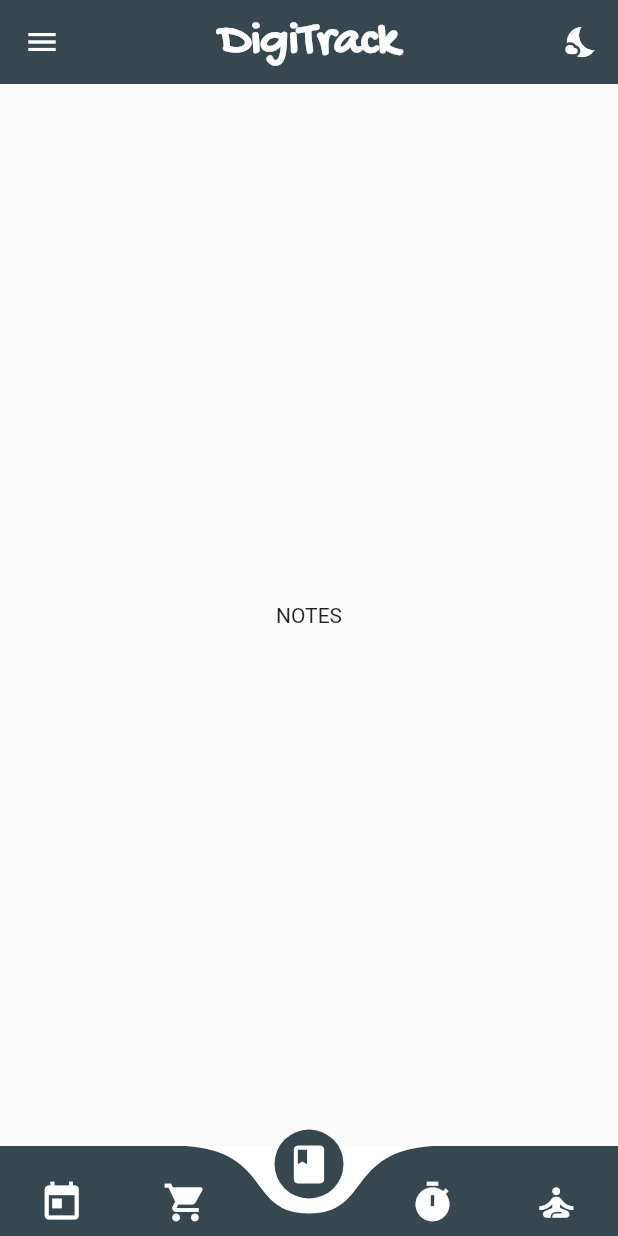
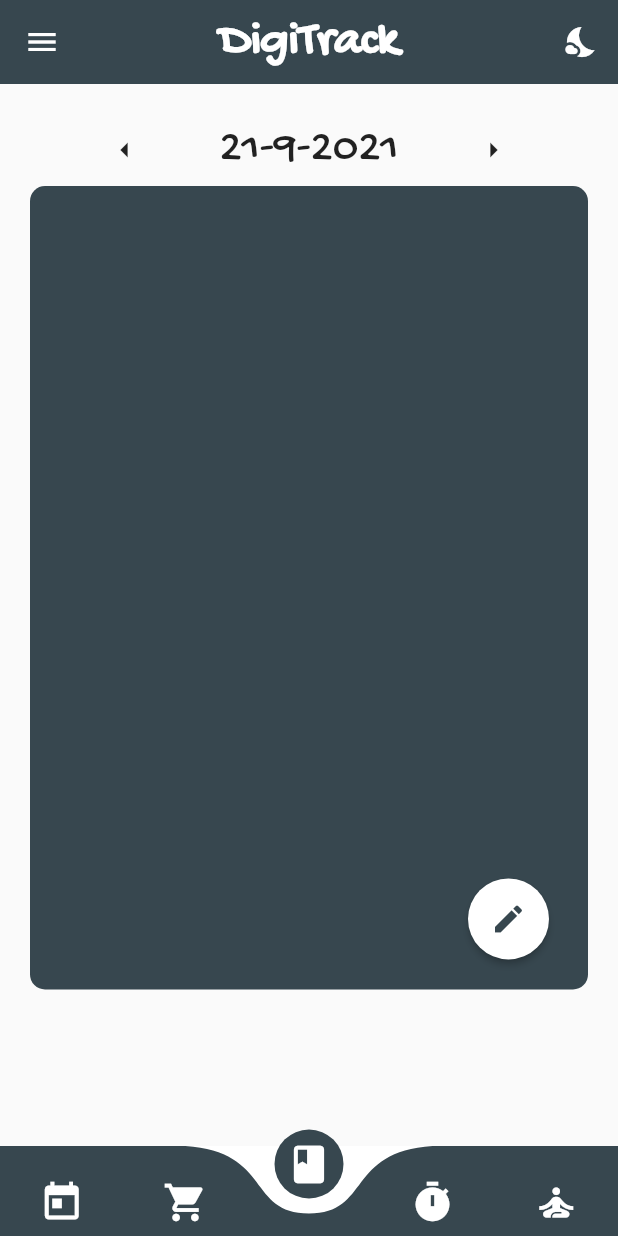
Before and after one commit to Soham-2411/digitrack, a Flutter app: the screen it shows after launch, item 3 of the bottom bar chosen, on a phone screen of 412 x 824 dp. Run offline on Flutter 3.47's test engine with Material 2 defaults, Android fonts, the phone set to English and light mode, and no system bars; drawn by our look-alikes of curved_navigation_bar; our stand-ins replace font_awesome_flutter.

Commit message:
Added basic diary layout

```diff
--- a/lib/pages/note.dart
+++ b/lib/pages/note.dart
@@ -1,3 +1,4 @@
+import 'package:digitrack/constants.dart';
 import 'package:flutter/material.dart';
 
 class Notes extends StatefulWidget {
@@ -5,12 +6,68 @@
   _NotesState createState() => _NotesState();
 }
 
+DateTime _diarydate = DateTime.now();
+
 class _NotesState extends State<Notes> {
   @override
   Widget build(BuildContext context) {
+    double h = MediaQuery.of(context).size.height;
+    double w = MediaQuery.of(context).size.width;
     return Container(
-      child: Center(
-        child: Text("NOTES"),
+      padding: EdgeInsets.all(20),
+      child: Column(
+        children: [
+          Row(
+            mainAxisAlignment: MainAxisAlignment.spaceEvenly,
+            children: [
+              IconButton(
+                icon: Icon(Icons.arrow_left_outlined),
+                onPressed: () {
+                  setState(() {
+                    _diarydate = _diarydate.subtract(new Duration(days: 1));
+                  });
+                },
+              ),
+              Text(
+                  _diarydate.day.toString() +
+                      '-' +
+                      _diarydate.month.toString() +
+                      '-' +
+                      _diarydate.year.toString(),
+                  style: TextStyle(fontSize: 30, fontFamily: 'GochiHand')),
+              IconButton(
+                icon: Icon(Icons.arrow_right_outlined),
+                onPressed: () {
+                  setState(() {
+                    _diarydate = _diarydate.add(new Duration(days: 1));
+                  });
+                },
+              ),
+            ],
+          ),
+          Container(
+            height: h * 0.65,
+            decoration: BoxDecoration(
+                borderRadius: BorderRadius.all(Radius.circular(10)),
+                color: klightmode),
+            padding: EdgeInsets.only(bottom: 20, right: 10),
+            child: Stack(
+              children: [
+                Align(
+                  alignment: Alignment.bottomRight,
+                  child: ElevatedButton(
+                    style: ElevatedButton.styleFrom(
+                        primary: Colors.white, shape: CircleBorder()),
+                    onPressed: () {},
+                    child: Container(
+                        padding: EdgeInsets.all(15),
+                        child: Icon(Icons.edit, color: klightmode)),
+                  ),
+                )
+              ],
+            ),
+          ),
+        ],
       ),
     );
   }
```
